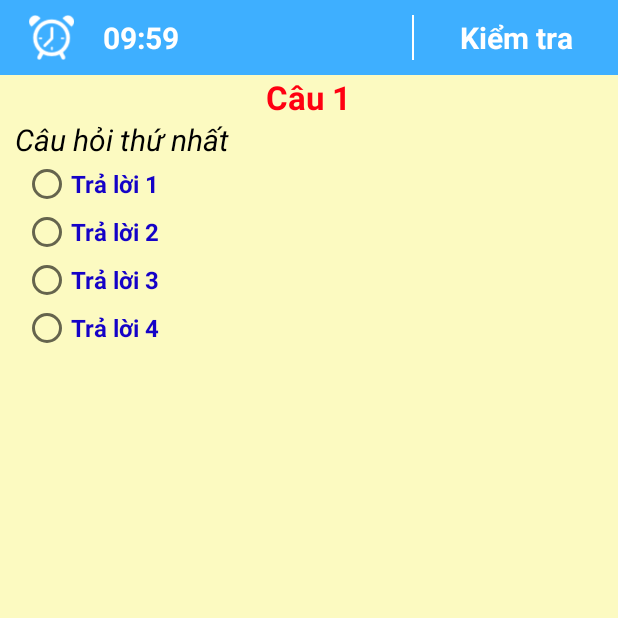
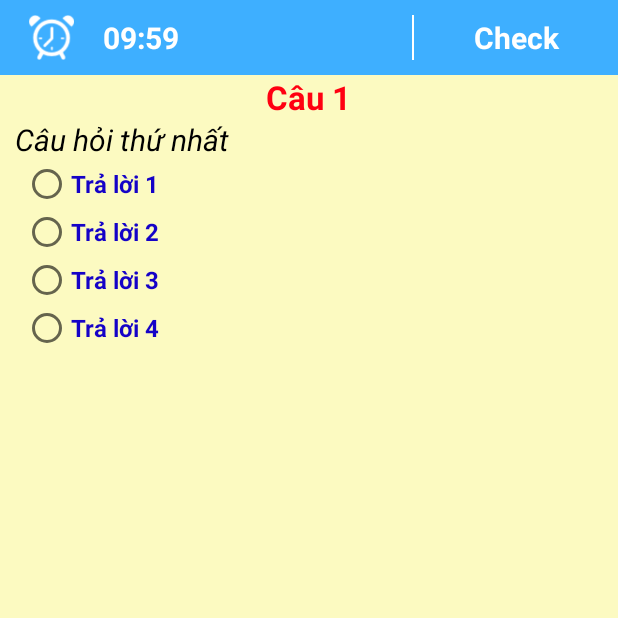
Before and after one commit to ngonhattri/Android-nihongo-quiz, an Android app: the ScreenSlideActivity screen opened directly, with no data from a screen before it, on a phone screen of 412 x 824 dp, the top half of it. Run offline under Robolectric (Android 15) with nearby library versions, the phone set to English and light mode, and no system bars; 8 statements that could not run were skipped.

Commit message:
Changed Activity_Main

```diff
--- a/app/src/main/res/layout/activity_screen_slide.xml
+++ b/app/src/main/res/layout/activity_screen_slide.xml
@@ -71,7 +71,7 @@
                 android:layout_width="fill_parent"
                 android:layout_height="match_parent"
                 android:gravity="center"
-                android:text="Kiểm tra"
+                android:text="Check"
                 android:textColor="#ffffff"
                 android:textSize="20sp"
                 android:textStyle="bold" />
```
